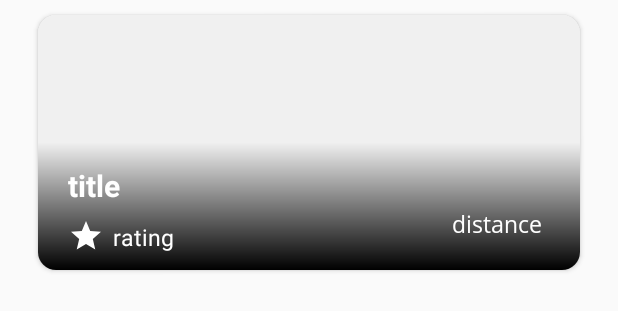
After one commit to mumeapp/TrevuFinal, an Android app: the layout adapter_restoran.xml on its own in the app's theme, with its tools: preview values and no code run, on a phone screen of 412 x 824 dp. The commit adds this screen. Shown: the top 311 px of the screen. Run offline under Robolectric (Android 15) with nearby library versions, the phone set to English and light mode, and no system bars.

Commit message:
restoran finished

```diff
--- /dev/null
+++ b/app/src/main/res/drawable/bg_loading.xml
@@ -0,0 +1,9 @@
+<?xml version="1.0" encoding="utf-8"?>
+<selector xmlns:android="http://schemas.android.com/apk/res/android">
+    <item>
+        <shape android:shape="rectangle">
+            <solid android:color="#f0f0f0" />
+
+        </shape>
+    </item>
+</selector>
--- /dev/null
+++ b/app/src/main/res/drawable/gradient_black.xml
@@ -0,0 +1,8 @@
+<?xml version="1.0" encoding="utf-8"?>
+<shape xmlns:android="http://schemas.android.com/apk/res/android">
+    <gradient
+        android:angle="90"
+        android:centerColor="@android:color/transparent"
+        android:endColor="@android:color/transparent"
+        android:startColor="#000000" />
+</shape>
--- /dev/null
+++ b/app/src/main/res/drawable/ic_star_white_24dp.xml
@@ -0,0 +1,10 @@
+<vector xmlns:android="http://schemas.android.com/apk/res/android"
+    android:width="24dp"
+    android:height="24dp"
+    android:tint="#FFFFFF"
+    android:viewportWidth="24.0"
+    android:viewportHeight="24.0">
+    <path
+        android:fillColor="#FF000000"
+        android:pathData="M12,17.27L18.18,21l-1.64,-7.03L22,9.24l-7.19,-0.61L12,2 9.19,8.63 2,9.24l5.46,4.73L5.82,21z" />
+</vector>
--- a/app/src/main/res/layout/activity_food_kategori.xml
+++ b/app/src/main/res/layout/activity_food_kategori.xml
@@ -53,7 +53,7 @@
         app:layout_constraintHorizontal_bias="0.246"
         app:layout_constraintStart_toStartOf="parent"
         app:layout_constraintTop_toBottomOf="@+id/textView"
-        app:layout_constraintVertical_bias="0.314"></EditText>
+        app:layout_constraintVertical_bias="0.314" />
 
     <Button
         android:id="@+id/btn_Selanjutnya"
--- /dev/null
+++ b/app/src/main/res/layout/adapter_restoran.xml
@@ -0,0 +1,69 @@
+<?xml version="1.0" encoding="utf-8"?>
+<androidx.cardview.widget.CardView xmlns:android="http://schemas.android.com/apk/res/android"
+    xmlns:app="http://schemas.android.com/apk/res-auto"
+    android:id="@+id/gambar1"
+    android:layout_width="match_parent"
+    android:layout_height="170dp"
+    android:layout_marginLeft="25dp"
+    android:layout_marginTop="10dp"
+    android:layout_marginRight="25dp"
+    android:layout_marginBottom="10dp"
+    android:orientation="vertical"
+    app:cardCornerRadius="12dp"
+    app:cardElevation="2dp">
+
+    <ImageView
+        android:id="@+id/gbr1"
+        android:layout_width="match_parent"
+        android:layout_height="match_parent"
+        android:scaleType="fitXY"
+        android:src="@drawable/bg_loading" />
+
+    <RelativeLayout
+        android:layout_width="match_parent"
+        android:layout_height="match_parent"
+        android:background="@drawable/gradient_black">
+
+        <TextView
+            android:id="@+id/tul1"
+            android:layout_width="wrap_content"
+            android:layout_height="wrap_content"
+            android:layout_marginStart="20dp"
+            android:layout_marginTop="100dp"
+            android:text="title"
+            android:textColor="#ffffff"
+            android:textSize="20sp"
+            android:textStyle="bold" />
+
+        <ImageView
+            android:layout_width="wrap_content"
+            android:layout_height="wrap_content"
+            android:layout_marginStart="20dp"
+            android:layout_marginTop="135dp"
+            android:background="@drawable/ic_star_white_24dp" />
+
+        <TextView
+            android:id="@+id/tul2"
+            android:layout_width="wrap_content"
+            android:layout_height="wrap_content"
+            android:layout_marginStart="50dp"
+            android:layout_marginTop="137.5dp"
+            android:text="rating"
+            android:textColor="#ffffff"
+            android:textSize="15sp" />
+
+        <TextView
+            android:layout_width="wrap_content"
+            android:layout_height="wrap_content"
+            android:layout_alignParentEnd="true"
+            android:layout_alignParentBottom="true"
+            android:layout_marginEnd="25dp"
+            android:layout_marginBottom="20dp"
+            android:fontFamily="@font/osregular"
+            android:text="distance"
+            android:textColor="#ffffff"
+            android:textSize="15sp" />
+
+    </RelativeLayout>
+
+</androidx.cardview.widget.CardView>
```
Also changed, not shown: app/src/main/res/drawable/ic_addpict.xml (added, +9 -0 lines), app/src/main/res/layout/adapter_kategori.xml (added, +63 -0 lines), app/src/main/res/layout/adapter_toko.xml (added, +69 -0 lines), app/src/main/res/layout/row_mosque.xml (+42 -9 lines).
